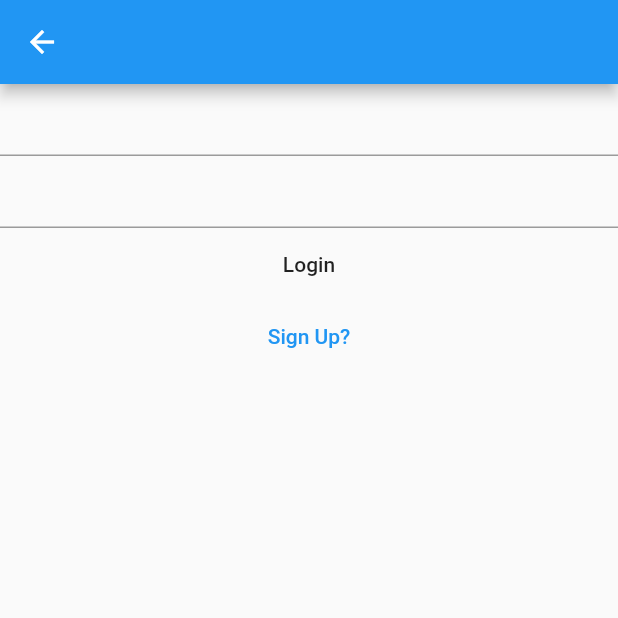
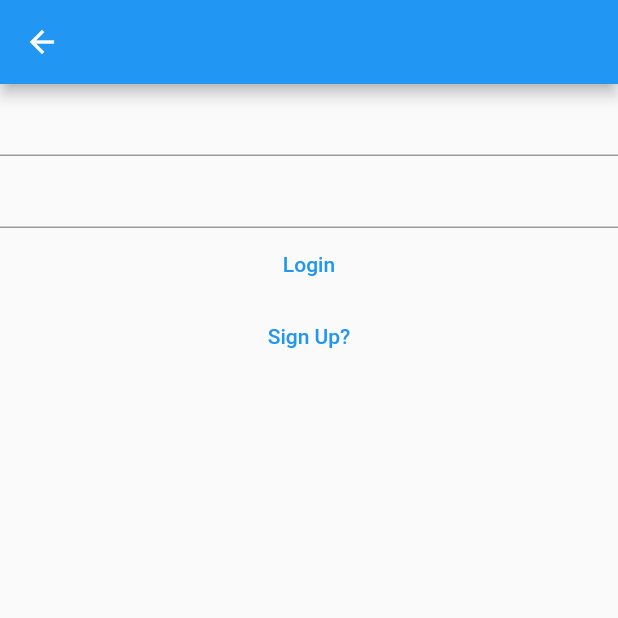
Before and after one commit to mohdaim996/E2EE-Chat, a Flutter app: the screen it shows after launch, after a tap on "Login", on a phone screen of 412 x 824 dp, the top half of it. Run offline on Flutter 3.47's test engine with Material 2 defaults, Android fonts, the phone set to English and light mode, and no system bars; our stand-ins replace sqflite; accounts and stored records are empty; network calls fail.

```diff
--- a/Client/client/lib/login.dart
+++ b/Client/client/lib/login.dart
@@ -24,7 +24,7 @@ class _LoginScreenState extends State<LoginScreen> {
               controller: _passwd,
               decoration: new InputDecoration(),
             ),
-            FlatButton(
+            TextButton(
               child: Text("Login"),
               onPressed: _login,
             ),
--- a/Client/client/lib/main.dart
+++ b/Client/client/lib/main.dart
@@ -11,9 +11,10 @@ import 'contacts.dart';
 import 'database.dart';
 
 DB db;
+
 void main() {
   WidgetsFlutterBinding.ensureInitialized();
-  db = new DB("moh");
+  db = new DB("moh111");
   var x = Socket.channel;
   Socket.listen();
   runApp(MyApp());
@@ -47,23 +48,23 @@ class Router extends StatelessWidget {
   Widget build(BuildContext context) {
     return ListView(
       children: [
-        RaisedButton(
+        ElevatedButton(
           onPressed: () => Navigator.pushNamed(context, '/contact'),
           child: Text('contacts'),
         ),
-        RaisedButton(
+        ElevatedButton(
           onPressed: () => Navigator.pushNamed(context, '/login'),
           child: Text('Login'),
         ),
-        RaisedButton(
+        ElevatedButton(
           onPressed: () => Navigator.pushNamed(context, '/SignUp'),
           child: Text('Sign Up'),
         ),
-        RaisedButton(
+        ElevatedButton(
           onPressed: () => Navigator.pushNamed(context, '/chatRoom'),
           child: Text('Chat Room'),
         ),
-        RaisedButton(
+        ElevatedButton(
           onPressed: () => Navigator.pushNamed(
             context,
             '/socketTest',
--- a/Client/client/lib/message.dart
+++ b/Client/client/lib/message.dart
@@ -1,17 +1,19 @@
 import 'package:client/users.dart';
 
 class Messages {
+  Contact contact;
   Users from;
-  Contact contact;
+  Users to;
   String message;
   String timeStamp;
+  Messages(this.contact, this.from, this.to,this.message, this.timeStamp);
   Map<String, dynamic> toMap() {
     return {
       'contact': this.contact.username,
-      'from': this.from.username,
-      'to': this.from.username,
+      'sender': this.from.username,
+      'reciever': this.to.username,
       'message': this.message,
-      'stamp':this.timeStamp
+      'stamp': this.timeStamp
     };
   }
 }
--- a/Client/client/lib/signUp.dart
+++ b/Client/client/lib/signUp.dart
@@ -34,7 +34,7 @@ class _SignUpState extends State<SignUp> {
               controller: _passwd2,
               decoration: new InputDecoration(),
             ),
-            FlatButton(onPressed: _signUp, child: Text("Enter!"))
+            TextButton(onPressed: _signUp, child: Text("Enter!"))
           ],
         ),
       ),
```
Also changed, not shown: Client/client/lib/Socket.dart (+11 -1 lines), Client/client/lib/chatRoom.dart (+49 -11 lines), Client/client/lib/database.dart (+26 -4 lines), Client/client/pubspec.lock, 2 other files.
